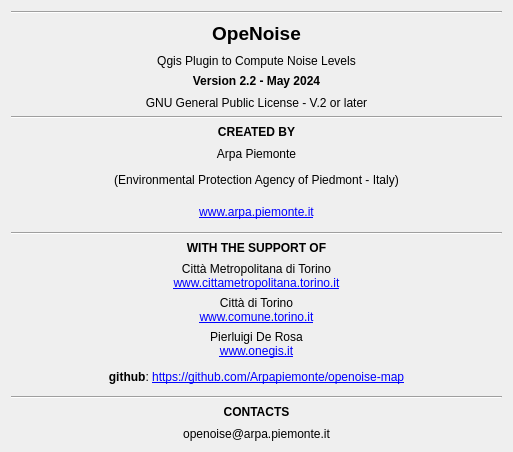
Qt form tools/ui_Informations.ui (pierluigiderosa/openoise) before a commit.
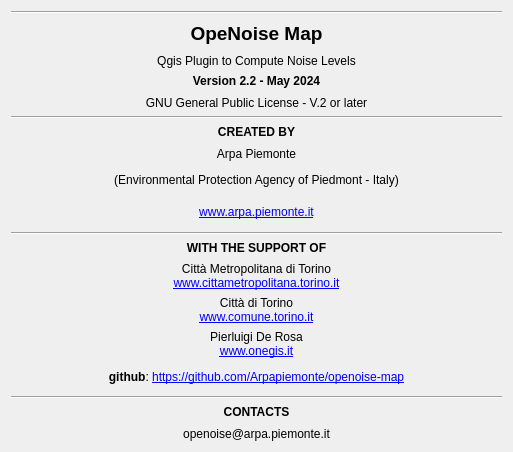
The same form after that commit.

```diff
--- a/tools/ui_Informations.ui
+++ b/tools/ui_Informations.ui
@@ -51,7 +51,7 @@
       </size>
      </property>
      <property name="text">
-      <string>&lt;html&gt;&lt;head/&gt;&lt;body&gt;&lt;p&gt;&lt;span style=&quot; font-size:14pt; font-weight:600;&quot;&gt;OpeNoise&lt;/span&gt;&lt;/p&gt;&lt;/body&gt;&lt;/html&gt;</string>
+      <string>&lt;html&gt;&lt;head/&gt;&lt;body&gt;&lt;p&gt;&lt;span style=&quot; font-size:14pt; font-weight:600;&quot;&gt;OpeNoise Map&lt;/span&gt;&lt;/p&gt;&lt;/body&gt;&lt;/html&gt;</string>
      </property>
      <property name="alignment">
       <set>Qt::AlignCenter</set>
```
